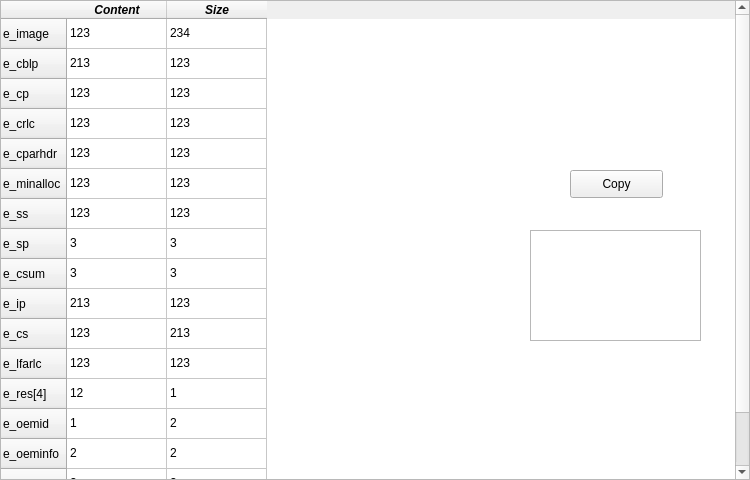
This is DOSWindow.ui in rev-li/PETool as Qt 5 draws it before an edit. The edited form follows.
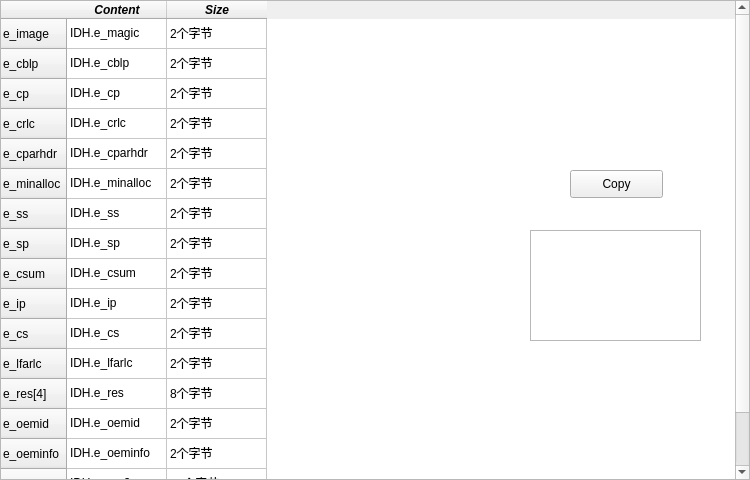
This is the edited form.

Commit message: 已完成Dos界面功能

```diff
--- a/DOSWindow.ui
+++ b/DOSWindow.ui
@@ -200,7 +200,7 @@
     </column>
     <item row="0" column="0">
      <property name="text">
-      <string>123</string>
+      <string>IDH.e_magic</string>
      </property>
      <property name="flags">
       <set>ItemIsSelectable|ItemIsDragEnabled|ItemIsDropEnabled|ItemIsUserCheckable|ItemIsEnabled</set>
@@ -208,7 +208,7 @@
     </item>
     <item row="0" column="1">
      <property name="text">
-      <string>234</string>
+      <string>2个字节</string>
      </property>
      <property name="font">
       <font>
@@ -221,162 +221,162 @@
     </item>
     <item row="1" column="0">
      <property name="text">
-      <string>213</string>
+      <string>IDH.e_cblp</string>
      </property>
     </item>
     <item row="1" column="1">
      <property name="text">
-      <string>123</string>
+      <string>2个字节</string>
      </property>
     </item>
     <item row="2" column="0">
      <property name="text">
-      <string>123</string>
+      <string>IDH.e_cp</string>
      </property>
     </item>
     <item row="2" column="1">
      <property name="text">
-      <string>123</string>
+      <string>2个字节</string>
      </property>
     </item>
     <item row="3" column="0">
      <property name="text">
-      <string>123</string>
+      <string>IDH.e_crlc</string>
      </property>
     </item>
     <item row="3" column="1">
      <property name="text">
-      <string>123</string>
+      <string>2个字节</string>
      </property>
     </item>
     <item row="4" column="0">
      <property name="text">
-      <string>123</string>
+      <string>IDH.e_cparhdr</string>
      </property>
     </item>
     <item row="4" column="1">
      <property name="text">
-      <string>123</string>
+      <string>2个字节</string>
      </property>
     </item>
     <item row="5" column="0">
      <property name="text">
-      <string>123</string>
+      <string>IDH.e_minalloc</string>
      </property>
     </item>
     <item row="5" column="1">
      <property name="text">
-      <string>123</string>
+      <string>2个字节</string>
      </property>
     </item>
     <item row="6" column="0">
      <property name="text">
-      <string>123</string>
+      <string>IDH.e_ss</string>
      </property>
     </item>
     <item row="6" column="1">
      <property name="text">
-      <string>123</string>
+      <string>2个字节</string>
      </property>
     </item>
     <item row="7" column="0">
      <property name="text">
-      <string>3</string>
+      <string>IDH.e_sp</string>
      </property>
     </item>
     <item row="7" column="1">
      <property name="text">
-      <string>3</string>
+      <string>2个字节</string>
      </property>
     </item>
     <item row="8" column="0">
      <property name="text">
-      <string>3</string>
+      <string>IDH.e_csum</string>
      </property>
     </item>
     <item row="8" column="1">
      <property name="text">
-      <string>3</string>
+      <string>2个字节</string>
      </property>
     </item>
     <item row="9" column="0">
      <property name="text">
-      <string>213</string>
+      <string>IDH.e_ip</string>
      </property>
     </item>
     <item row="9" column="1">
      <property name="text">
-      <string>123</string>
+      <string>2个字节</string>
      </property>
     </item>
     <item row="10" column="0">
      <property name="text">
-      <string>123</string>
+      <string>IDH.e_cs</string>
      </property>
     </item>
     <item row="10" column="1">
      <property name="text">
-      <string>213</string>
+      <string>2个字节</string>
      </property>
     </item>
     <item row="11" column="0">
      <property name="text">
-      <string>123</string>
+      <string>IDH.e_lfarlc</string>
      </property>
     </item>
     <item row="11" column="1">
      <property name="text">
-      <string>123</string>
+      <string>2个字节</string>
      </property>
     </item>
     <item row="12" column="0">
      <property name="text">
-      <string>12</string>
+      <string>IDH.e_res</string>
      </property>
     </item>
     <item row="12" column="1">
      <property name="text">
-      <string>1</string>
+      <string>8个字节</string>
      </property>
     </item>
     <item row="13" column="0">
      <property name="text">
-      <string>1</string>
+      <string>IDH.e_oemid</string>
      </property>
     </item>
     <item row="13" column="1">
      <property name="text">
-      <string>2</string>
+      <string>2个字节</string>
      </property>
     </item>
     <item row="14" column="0">
      <property name="text">
-      <string>2</string>
+      <string>IDH.e_oeminfo</string>
      </property>
     </item>
     <item row="14" column="1">
      <property name="text">
-      <string>2</string>
+      <string>2个字节</string>
      </property>
     </item>
     <item row="15" column="0">
      <property name="text">
-      <string>3</string>
+      <string>IDH.e_res2</string>
      </property>
     </item>
     <item row="15" column="1">
      <property name="text">
-      <string>3</string>
+      <string>20个字节</string>
      </property>
     </item>
     <item row="16" column="0">
      <property name="text">
-      <string>1</string>
+      <string>IDH.e_lfanew</string>
      </property>
     </item>
     <item row="16" column="1">
      <property name="text">
-      <string>q</string>
+      <string>2个字节</string>
      </property>
     </item>
    </widget>
```
The commit also changes 5 other files.
